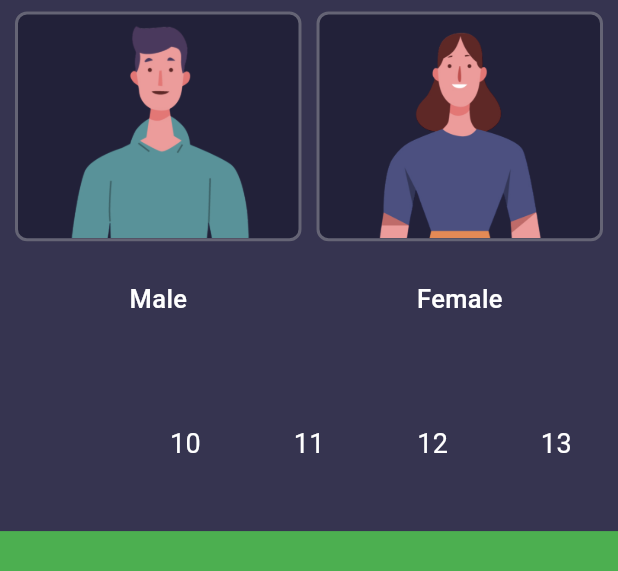
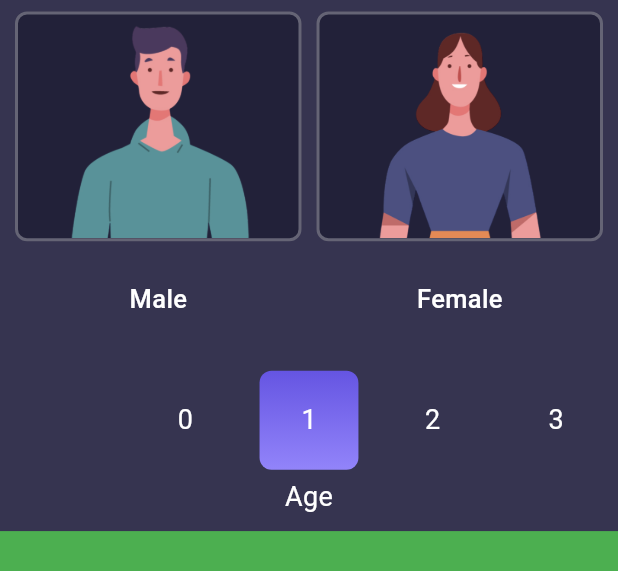
Before and after one commit to NouzNoushad/BMI_Calculator, a Flutter app: the screen it shows after launch, on a phone screen of 412 x 824 dp, the part 56-627 px from its top. Run offline on Flutter 3.47's test engine with Material 3 defaults, Android fonts, the phone set to English and light mode, and no system bars.

Commit message:
weight screen setup

```diff
--- /dev/null
+++ b/lib/app.dart
@@ -0,0 +1,20 @@
+import 'package:flutter/material.dart';
+
+import 'config/routes/app_routes.dart';
+import 'config/routes/route_constant.dart';
+import 'config/theme/app_theme.dart';
+
+class MyApp extends StatelessWidget {
+  const MyApp({super.key});
+
+  @override
+  Widget build(BuildContext context) {
+    return MaterialApp(
+      title: 'Flutter Demo',
+      theme: AppTheme.theme,
+      debugShowCheckedModeBanner: false,
+      initialRoute: RouteConstants.weightScreen,
+      onGenerateRoute: AppRoutes.onGenerateRoute,
+    );
+  }
+}
--- /dev/null
+++ b/lib/config/routes/app_routes.dart
@@ -0,0 +1,23 @@
+import 'package:flutter/material.dart';
+
+import '../../core/utils/strings.dart';
+import '../../features/presentation/screens/weight_screen/weight_screen.dart';
+import 'route_constant.dart';
+
+class AppRoutes {
+  static Route onGenerateRoute(RouteSettings settings) {
+    switch (settings.name) {
+      case RouteConstants.weightScreen:
+        return MaterialPageRoute(
+            settings: const RouteSettings(name: RouteConstants.weightScreen),
+            builder: (context) => const BMIWeightScreen());
+      default:
+        return MaterialPageRoute(
+            builder: (context) => const Scaffold(
+                  body: Center(
+                    child: Text(AppStrings.pageNotFound),
+                  ),
+                ));
+    }
+  }
+}
--- /dev/null
+++ b/lib/config/routes/route_constant.dart
@@ -0,0 +1,4 @@
+class RouteConstants {
+  static const String weightScreen = '/weight_screen';
+  static const String heightScreen = '/height_screen';
+}
--- /dev/null
+++ b/lib/config/theme/app_theme.dart
@@ -0,0 +1,8 @@
+import 'package:flutter/material.dart';
+
+class AppTheme {
+  static ThemeData get theme => ThemeData(
+        colorScheme: ColorScheme.fromSeed(seedColor: Colors.deepPurple),
+        useMaterial3: true,
+      );
+}
--- /dev/null
+++ b/lib/core/utils/colors.dart
@@ -0,0 +1,8 @@
+import 'package:flutter/material.dart';
+
+class AppColors {
+  static const Color backgroundColor = Color.fromRGBO(54, 52, 80, 1);
+  static const Color darkBackgroundColor = Color.fromRGBO(34, 33, 57, 1);
+  static const Color blueColor = Color.fromRGBO(101, 85, 226, 1);
+  static const Color lightBlueColor = Color.fromRGBO(146, 132, 250, 1);
+}
--- /dev/null
+++ b/lib/core/utils/extension.dart
@@ -0,0 +1,6 @@
+import 'package:flutter/material.dart';
+
+extension MediaQueryExt on BuildContext {
+  double get height => MediaQuery.of(this).size.height;
+  double get width => MediaQuery.of(this).size.width;
+}
--- /dev/null
+++ b/lib/core/utils/strings.dart
@@ -0,0 +1,3 @@
+class AppStrings {
+  static const String pageNotFound = 'Page Not Found';
+}
--- /dev/null
+++ b/lib/features/presentation/screens/weight_screen/components/bottom_section.dart
@@ -0,0 +1,81 @@
+import 'package:bmi_design/core/utils/extension.dart';
+import 'package:flutter/material.dart';
+
+import '../../../../../core/utils/colors.dart';
+import '../../../widget/number_slider.dart';
+
+class BuildBottomSection extends StatefulWidget {
+  const BuildBottomSection({super.key});
+
+  @override
+  State<BuildBottomSection> createState() => _BuildBottomSectionState();
+}
+
+class _BuildBottomSectionState extends State<BuildBottomSection> {
+  int weight = 50;
+  ScrollController scrollController = ScrollController();
+  @override
+  Widget build(BuildContext context) {
+    return Column(
+        children: [
+          Expanded(
+              child: Center(
+            child: Column(
+              mainAxisSize: MainAxisSize.min,
+              children: [
+                SizedBox(
+                  height: context.height * 0.08,
+                  child: Stack(
+                    children: [
+                      Center(
+                        child: Container(
+                          height: context.height * 0.08,
+                          width: context.height * 0.08,
+                          decoration: BoxDecoration(
+                              borderRadius: BorderRadius.circular(8),
+                              gradient: const LinearGradient(
+                                  begin: Alignment.topCenter,
+                                  end: Alignment.bottomCenter,
+                                  colors: [
+                                    AppColors.blueColor,
+                                    AppColors.lightBlueColor,
+                                  ])),
+                        ),
+                      ),
+                      NumberSlider(
+                        scrollController: scrollController,
+                        maxValue: 120,
+                        minValue: 0,
+                        value: weight,
+                        onChanged: (val) => setState(() => weight = val),
+                        width: MediaQuery.of(context).size.width,
+                      ),
+                    ],
+                  ),
+                ),
+                const SizedBox(
+                  height: 5,
+                ),
+                const Text(
+                  'Age',
+                  style: TextStyle(
+                    fontSize: 18,
+                    color: Colors.white,
+                  ),
+                )
+              ],
+            ),
+          )),
+          Expanded(
+              flex: 3,
+              child: Container(
+                color: Colors.green,
+              )),
+          Container(
+            height: MediaQuery.of(context).size.height * 0.1,
+            color: Colors.red,
+          ),
+        ],
+      );
+  }
+}
--- a/lib/screens/weight_screen.dart
+++ b/lib/features/presentation/screens/weight_screen/components/top_section.dart
@@ -1,66 +1,13 @@
 import 'package:flutter/material.dart';
 
-import 'weight_slider.dart';
+import '../../../../../core/utils/colors.dart';
 
-const Color backgroundColor = Color.fromRGBO(54, 52, 80, 1);
-const Color darkBackgroundColor = Color.fromRGBO(34, 33, 57, 1);
-const Color blueColor = Color.fromRGBO(101, 85, 226, 1);
-const Color lightBlueColor = Color.fromRGBO(146, 132, 250, 1);
-
-class BMIWeightScreen extends StatefulWidget {
-  const BMIWeightScreen({super.key});
+class BuildTopSection extends StatelessWidget {
+  const BuildTopSection({super.key});
 
   @override
-  State<BMIWeightScreen> createState() => _BMIWeightScreenState();
-}
-
-class _BMIWeightScreenState extends State<BMIWeightScreen> {
-  int weight = 50;
-  ScrollController scrollController = ScrollController();
-  @override
   Widget build(BuildContext context) {
-    return Scaffold(
-      backgroundColor: backgroundColor,
-      body: SafeArea(
-        child: Column(
-          children: [
-            Expanded(
-              child: buildTopSection(),
-            ),
-            Expanded(
-              flex: 2,
-              child: buildBottomSection(),
-            ),
-          ],
-        ),
-      ),
-    );
-  }
-
-  Widget buildBottomSection() => Column(
-        children: [
-          Expanded(
-              child: WeightSlider(
-            scrollController: scrollController,
-            maxValue: 130,
-            minValue: 10,
-            value: weight,
-            onChanged: (val) => setState(() => weight = val),
-            width: MediaQuery.of(context).size.width,
-          )),
-          Expanded(
-              flex: 3,
-              child: Container(
-                color: Colors.green,
-              )),
-          Container(
-            height: MediaQuery.of(context).size.height * 0.1,
-            color: Colors.red,
-          ),
-        ],
-      );
-
-  Widget buildTopSection() => Column(
+    return  Column(
         children: [
           const Padding(
             padding: EdgeInsets.all(8.0),
@@ -87,7 +34,7 @@ class _BMIWeightScreenState extends State<BMIWeightScreen> {
                               width: MediaQuery.of(context).size.width,
                               decoration: BoxDecoration(
                                 borderRadius: BorderRadius.circular(8),
-                                color: darkBackgroundColor,
+                                color: AppColors.darkBackgroundColor,
                                 border:
                                     Border.all(width: 2, color: Colors.white30),
                               ),
@@ -116,7 +63,7 @@ class _BMIWeightScreenState extends State<BMIWeightScreen> {
                               width: MediaQuery.of(context).size.width,
                               decoration: BoxDecoration(
                                 borderRadius: BorderRadius.circular(8),
-                                color: darkBackgroundColor,
+                                color: AppColors.darkBackgroundColor,
                                 border:
                                     Border.all(width: 2, color: Colors.white30),
                               ),
@@ -140,4 +87,5 @@ class _BMIWeightScreenState extends State<BMIWeightScreen> {
           )
         ],
       );
+  }
 }
--- /dev/null
+++ b/lib/features/presentation/screens/weight_screen/weight_screen.dart
@@ -0,0 +1,34 @@
+import 'package:flutter/material.dart';
+
+import '../../../../core/utils/colors.dart';
+import 'components/bottom_section.dart';
+import 'components/top_section.dart';
+
+class BMIWeightScreen extends StatefulWidget {
+  const BMIWeightScreen({super.key});
+
+  @override
+  State<BMIWeightScreen> createState() => _BMIWeightScreenState();
+}
+
+class _BMIWeightScreenState extends State<BMIWeightScreen> {
+  @override
+  Widget build(BuildContext context) {
+    return const Scaffold(
+      backgroundColor: AppColors.backgroundColor,
+      body: SafeArea(
+        child: Column(
+          children: [
+            Expanded(
+              child: BuildTopSection(),
+            ),
+            Expanded(
+              flex: 2,
+              child: BuildBottomSection(),
+            ),
+          ],
+        ),
+      ),
+    );
+  }
+}
--- a/lib/screens/weight_slider.dart
+++ b/lib/features/presentation/widget/number_slider.dart
@@ -1,8 +1,8 @@
 import 'package:flutter/material.dart';
 import 'package:flutter/rendering.dart';
 
-class WeightSlider extends StatelessWidget {
-  const WeightSlider({
+class NumberSlider extends StatelessWidget {
+  const NumberSlider({
     super.key,
     required this.maxValue,
     required this.minValue,
@@ -74,11 +74,12 @@ class WeightSlider extends StatelessWidget {
   bool _userStoppedScrolling(Notification notification) {
     return notification is UserScrollNotification &&
         notification.direction == ScrollDirection.idle &&
+        // ignore: invalid_use_of_protected_member, invalid_use_of_visible_for_testing_member
         scrollController.position.activity is! HoldScrollActivity;
   }
 
   _animateTo(int valueToSelect, {int durationMillis = 200}) {
-    double targetExtent = (valueToSelect - minValue) * itemExtent;
+    double targetExtent = (valueToSelect - (minValue + 1)) * itemExtent;
     scrollController.animateTo(
       targetExtent,
       duration: Duration(milliseconds: durationMillis),
@@ -95,7 +96,7 @@ class WeightSlider extends StatelessWidget {
       }
 
       if (middleValue != value) {
-        onChanged(middleValue); //update selection
+        onChanged(middleValue);
       }
     }
     return true;
--- a/lib/main.dart
+++ b/lib/main.dart
@@ -1,23 +1,7 @@
-import 'package:bmi_design/screens/weight_screen.dart';
 import 'package:flutter/material.dart';
+
+import 'app.dart';
 
 void main() {
   runApp(const MyApp());
 }
-
-class MyApp extends StatelessWidget {
-  const MyApp({super.key});
-
-  @override
-  Widget build(BuildContext context) {
-    return MaterialApp(
-      title: 'Flutter Demo',
-      theme: ThemeData(
-        colorScheme: ColorScheme.fromSeed(seedColor: Colors.deepPurple),
-        useMaterial3: true,
-      ),
-      debugShowCheckedModeBanner: false,
-      home: const BMIWeightScreen(),
-    );
-  }
-}
```
Also changed, not shown: lib/core/utils/constant.dart (added), 1 other file.
